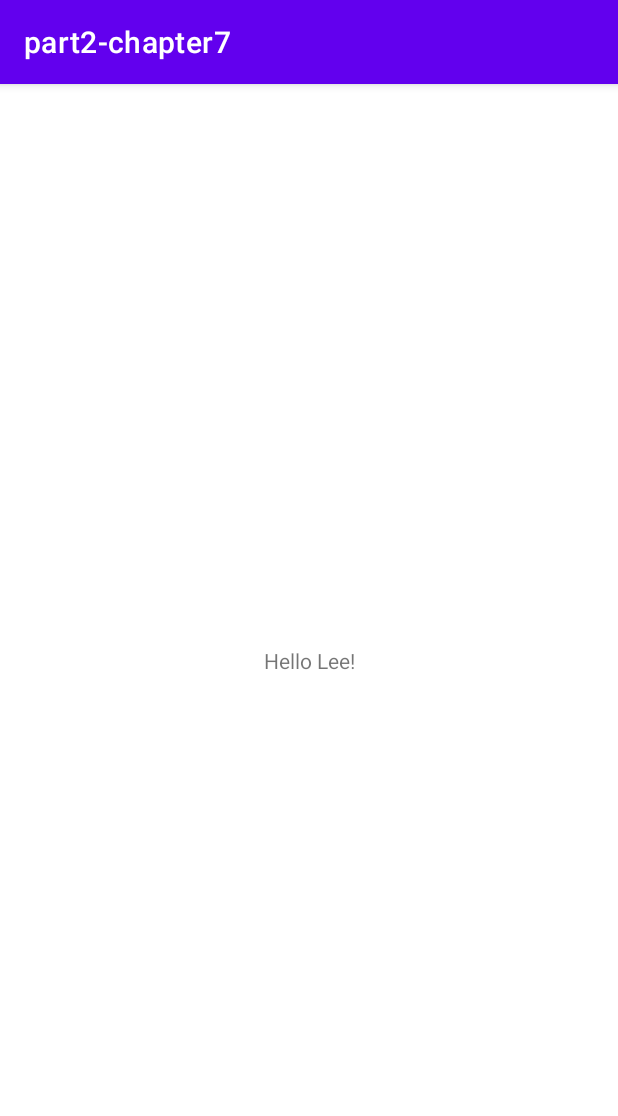
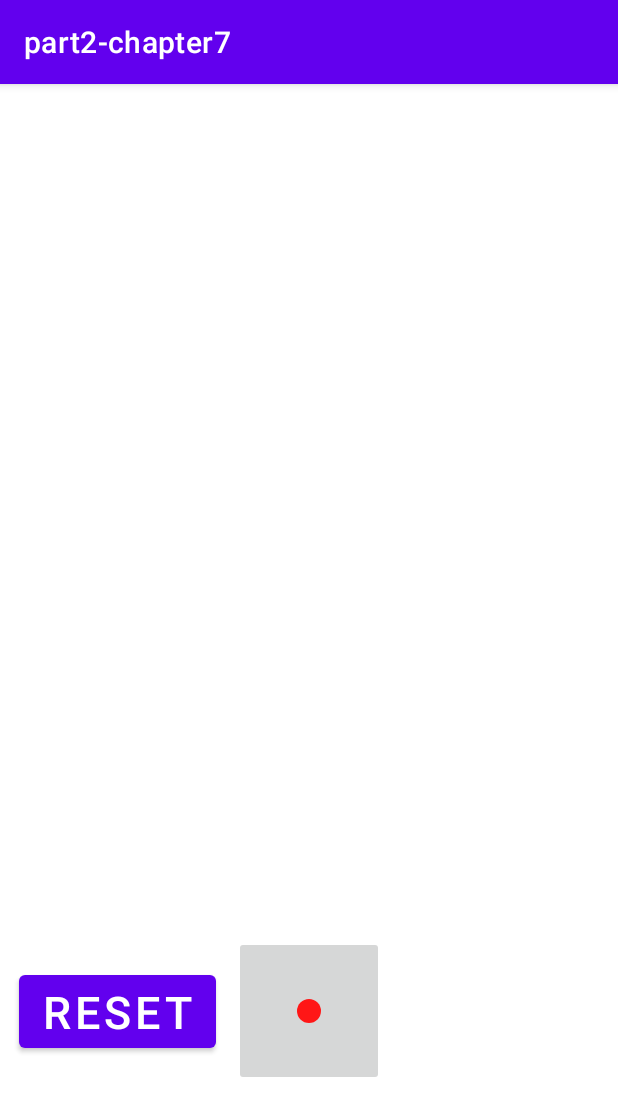
Before and after one commit to leeshan77/part2-chapter7, an Android app: the screen it shows after launch (MainActivity), on a phone screen of 412 x 824 dp. Shown: the top 1116 px of the screen. Run offline under Robolectric (Android 15) with nearby library versions, the phone set to English and light mode, and no system bars.

Commit message:
5/31일 PM 6시

```diff
--- a/app/src/main/AndroidManifest.xml
+++ b/app/src/main/AndroidManifest.xml
@@ -1,6 +1,8 @@
 <?xml version="1.0" encoding="utf-8"?>
 <manifest xmlns:android="http://schemas.android.com/apk/res/android"
     package="fastcampus.part2_chapter7">
+
+    <uses-permission android:name="android.permission.RECORD_AUDIO"/>
 
     <application
         android:allowBackup="true"
--- a/app/src/main/java/fastcampus/part2_chapter7/MainActivity.kt
+++ b/app/src/main/java/fastcampus/part2_chapter7/MainActivity.kt
@@ -1,11 +1,39 @@
 package fastcampus.part2_chapter7
 
+
+import android.Manifest
 import androidx.appcompat.app.AppCompatActivity
 import android.os.Bundle
+import android.widget.Button
 
 class MainActivity : AppCompatActivity() {
+
+    private val recordBtn: RecordButton by lazy {
+        findViewById(R.id.recordBtn)
+    }
+
+    private val requiredPermissions = arrayOf(Manifest.permission.RECORD_AUDIO)
+
+    private var state = State.BEFORE_RECORING
+
+    private val resetBtn: Button by lazy {
+        findViewById(R.id.resetBtn)
+    }
+
     override fun onCreate(savedInstanceState: Bundle?) {
         super.onCreate(savedInstanceState)
         setContentView(R.layout.activity_main)
+
+
+        initViews()
+    }
+
+    private fun requestAudioPermission() {
+        requestPermissions()
+    }
+
+    private fun initViews() {
+        recordBtn.updateIconWithState(state)
+
     }
 }
--- /dev/null
+++ b/app/src/main/java/fastcampus/part2_chapter7/RecordButton.kt
@@ -0,0 +1,33 @@
+package fastcampus.part2_chapter7
+
+import android.content.Context
+import android.os.Parcel
+import android.os.Parcelable
+import android.util.AttributeSet
+import android.widget.ImageButton
+import androidx.appcompat.widget.AppCompatImageButton
+
+class RecordButton(
+    context: Context,
+    attrs: AttributeSet
+): AppCompatImageButton(context, attrs) {
+
+    fun updateIconWithState(state: State) {
+        when (state) {
+            State.BEFORE_RECORING -> {
+                setImageResource(R.drawable.ic_record)
+            }
+            State.ON_RECORING -> {
+                setImageResource(R.drawable.ic__stop)
+            }
+            State.AFTER_RECORING -> {
+                setImageResource(R.drawable.ic_play)
+            }
+            State.ON_PLAYING -> {
+                setImageResource(R.drawable.ic__stop)
+            }
+        }
+
+    }
+
+}
--- /dev/null
+++ b/app/src/main/java/fastcampus/part2_chapter7/State.kt
@@ -0,0 +1,8 @@
+package fastcampus.part2_chapter7
+
+enum class State {
+    BEFORE_RECORING,
+    ON_RECORING,
+    AFTER_RECORING,
+    ON_PLAYING
+}
--- /dev/null
+++ b/app/src/main/res/drawable/ic__stop.xml
@@ -0,0 +1,5 @@
+<vector android:height="24dp" android:tint="#FFF9FC"
+    android:viewportHeight="24" android:viewportWidth="24"
+    android:width="24dp" xmlns:android="http://schemas.android.com/apk/res/android">
+    <path android:fillColor="@android:color/white" android:pathData="M6,6h12v12H6z"/>
+</vector>
--- /dev/null
+++ b/app/src/main/res/drawable/ic_play.xml
@@ -0,0 +1,5 @@
+<vector android:height="24dp" android:tint="#4834FF"
+    android:viewportHeight="24" android:viewportWidth="24"
+    android:width="24dp" xmlns:android="http://schemas.android.com/apk/res/android">
+    <path android:fillColor="@android:color/white" android:pathData="M8,5v14l11,-7z"/>
+</vector>
--- /dev/null
+++ b/app/src/main/res/drawable/ic_record.xml
@@ -0,0 +1,5 @@
+<vector android:height="24dp" android:tint="#FF1616"
+    android:viewportHeight="24" android:viewportWidth="24"
+    android:width="24dp" xmlns:android="http://schemas.android.com/apk/res/android">
+    <path android:fillColor="@android:color/white" android:pathData="M12,12m-8,0a8,8 0,1 1,16 0a8,8 0,1 1,-16 0"/>
+</vector>
--- a/app/src/main/res/layout/activity_main.xml
+++ b/app/src/main/res/layout/activity_main.xml
@@ -6,13 +6,36 @@
     android:layout_height="match_parent"
     tools:context=".MainActivity">
 
-    <TextView
+    <Button
+        android:id="@+id/resetBtn"
+        android:text="RESET"
+        android:textSize="30sp"
+        app:layout_constraintLeft_toLeftOf="parent"
+        app:layout_constraintRight_toLeftOf="@id/recordBtn"
+        app:layout_constraintTop_toTopOf="@id/recordBtn"
+        app:layout_constraintBottom_toBottomOf="@id/recordBtn"
         android:layout_width="wrap_content"
         android:layout_height="wrap_content"
-        android:text="Hello Lee!"
+        tools:ignore="HardcodedText" />
+
+    <TextView
+        android:id="@+id/recordTimeTv"
+        app:layout_constraintStart_toStartOf="@id/recordBtn"
+        app:layout_constraintEnd_toEndOf="@id/recordBtn"
+        app:layout_constraintBottom_toTopOf="@id/recordBtn"
+        tools:text="00:00"
+        android:textSize="40sp"
+        android:layout_marginBottom="50dp"
+        android:layout_width="wrap_content"
+        android:layout_height="wrap_content"/>
+
+    <fastcampus.part2_chapter7.RecordButton
+        android:id="@+id/recordBtn"
+        app:layout_constraintStart_toStartOf="parent"
+        app:layout_constraintEnd_toEndOf="parent"
         app:layout_constraintBottom_toBottomOf="parent"
-        app:layout_constraintLeft_toLeftOf="parent"
-        app:layout_constraintRight_toRightOf="parent"
-        app:layout_constraintTop_toTopOf="parent" />
+        android:layout_marginBottom="100dp"
+        android:layout_width="100dp"
+        android:layout_height="100dp"/>
 
 </androidx.constraintlayout.widget.ConstraintLayout>
```
